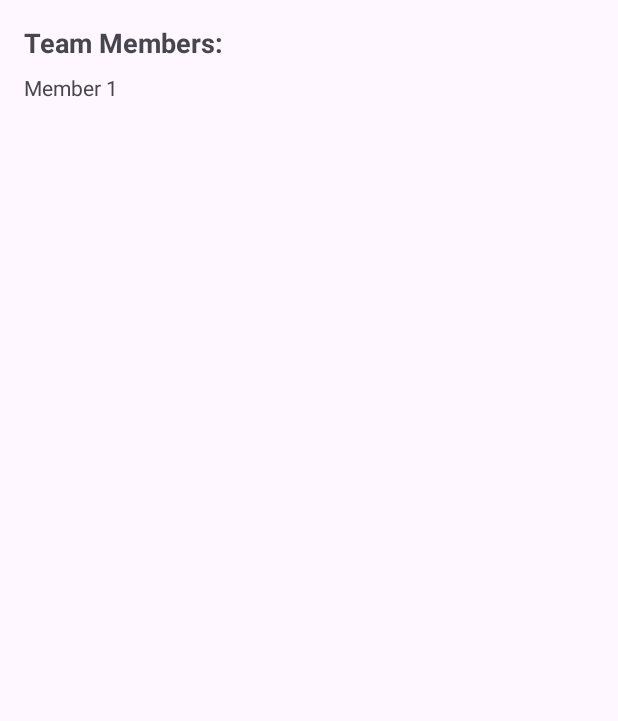
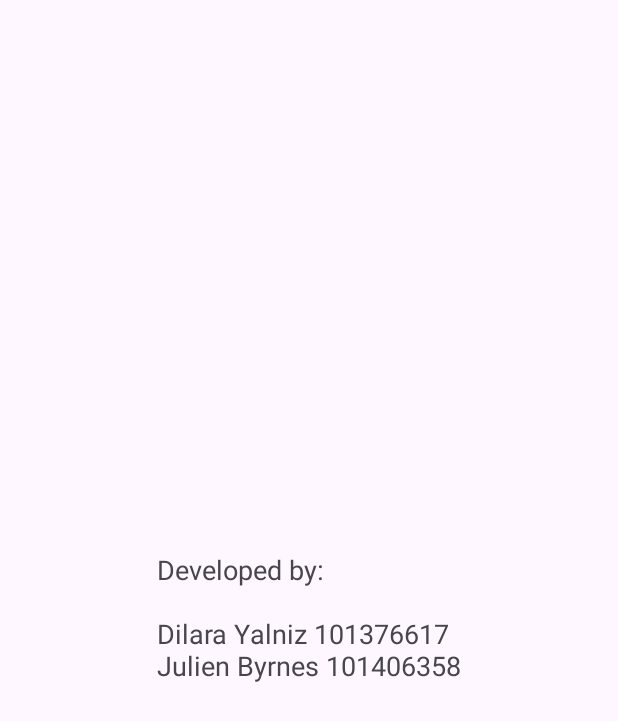
Before and after one commit to afrotastique/MobileProject, an Android app: the AboutActivity screen opened directly, with no data from a screen before it, on a phone screen of 412 x 824 dp. Shown: the top 721 px of the screen. Run offline under Robolectric (Android 15) with nearby library versions, the phone set to English and light mode, and no system bars.

Commit message:
Updates
- Structure
- About Screen
- Bug Fixes
- Logo to Splash

```diff
--- a/app/src/main/java/com/example/mobileproject/AboutActivity.java
+++ b/app/src/main/java/com/example/mobileproject/AboutActivity.java
@@ -1,9 +1,11 @@
+// AboutActivity.java
 package com.example.mobileproject;
 
 import android.os.Bundle;
 import androidx.appcompat.app.AppCompatActivity;
 
 public class AboutActivity extends AppCompatActivity {
+
     @Override
     protected void onCreate(Bundle savedInstanceState) {
         super.onCreate(savedInstanceState);
--- a/app/src/main/res/layout/activity_about.xml
+++ b/app/src/main/res/layout/activity_about.xml
@@ -1,25 +1,15 @@
 <?xml version="1.0" encoding="utf-8"?>
+<!-- activity_about.xml -->
 <RelativeLayout xmlns:android="http://schemas.android.com/apk/res/android"
     android:layout_width="match_parent"
-    android:layout_height="match_parent"
-    android:padding="16dp">
+    android:layout_height="match_parent">
 
-    <!-- Add TextViews for displaying team members' names -->
     <TextView
-        android:id="@+id/textTeamMembers"
+        android:id="@+id/textViewAbout"
         android:layout_width="wrap_content"
         android:layout_height="wrap_content"
-        android:text="Team Members:"
+        android:text="Developed by:\n\nDilara Yalniz 101376617\nJulien Byrnes 101406358"
         android:textSize="18sp"
-        android:textStyle="bold"/>
-
-    <TextView
-        android:layout_width="wrap_content"
-        android:layout_height="wrap_content"
-        android:layout_below="@id/textTeamMembers"
-        android:layout_marginTop="8dp"
-        android:text="Member 1"/>
-
-    <!-- Add more TextViews for each team member -->
+        android:layout_centerInParent="true" />
 
 </RelativeLayout>
```
Also changed, not shown: app/src/main/java/com/example/mobileproject/MainActivity.java (+8 -1 lines), app/src/main/res/layout/activity_main.xml (+10 -0 lines), app/src/main/res/layout/activity_restaurant_details.xml (+3 -10 lines), app/src/main/res/layout/activity_splash.xml (+9 -4 lines), app/src/main/res/drawable/logo.png (added).
